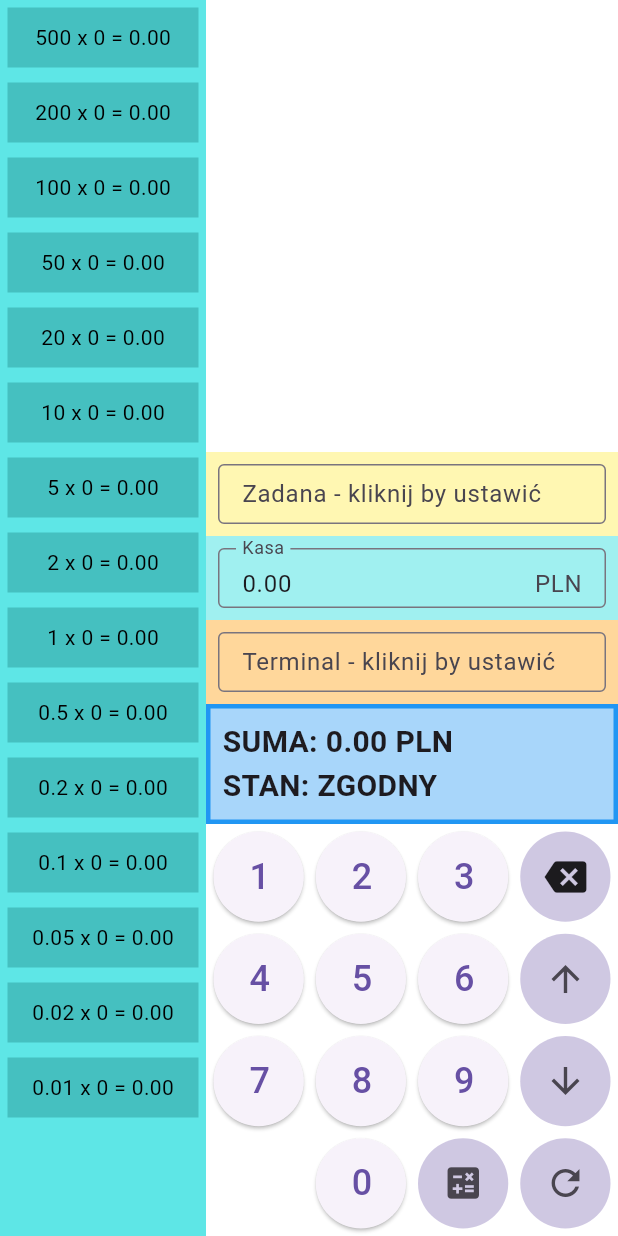
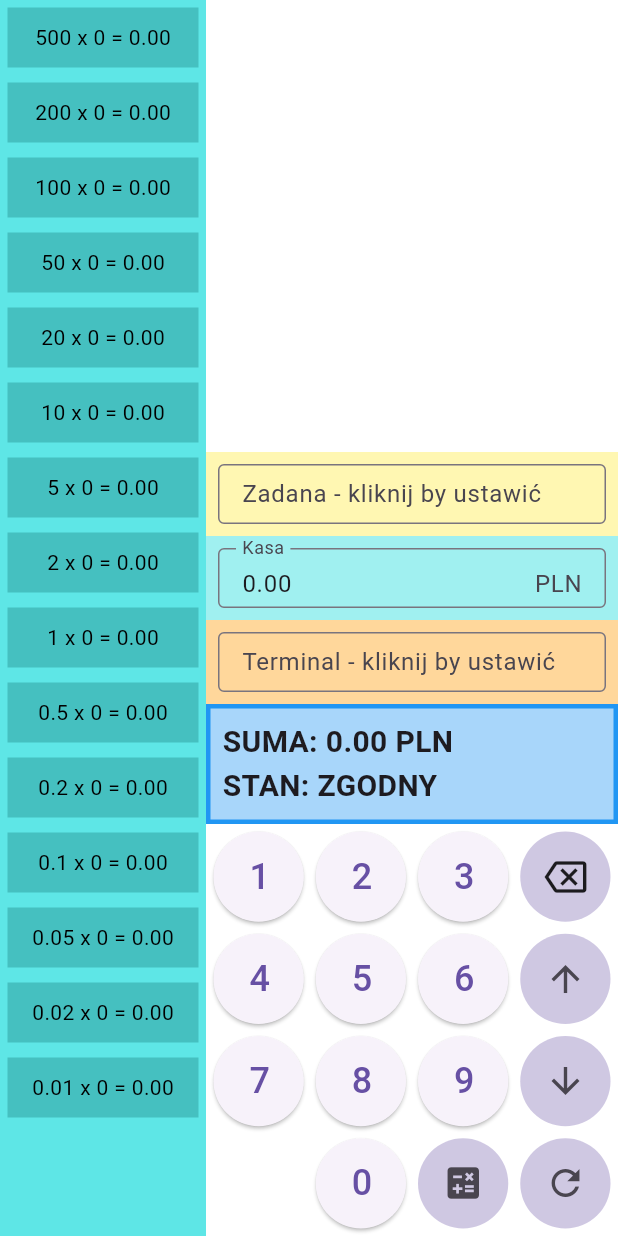
Before and after one commit to WGFizban/counter_2_0, a Flutter app: the screen it shows after launch, on a phone screen of 412 x 824 dp. Run offline on Flutter 3.47's test engine with Material 3 defaults, Android fonts, the light colour scheme and no system bars; our stand-ins replace flutter_mobx, mobx; generated files the repository leaves out were written again.

Commit message:
backspaceOtlined

```diff
--- a/lib/main.dart
+++ b/lib/main.dart
@@ -416,7 +416,7 @@ class HomeScreen extends StatelessWidget {
           shape: BoxShape.circle,
         ),
         child: InkWell(
-          child: Icon(Icons.backspace, size: 28),
+          child: Icon(Icons.backspace_outlined, size: 28),
           onTap: () {
             switch (_store.mode) {
               case EditMode.terimnalValue:
```
